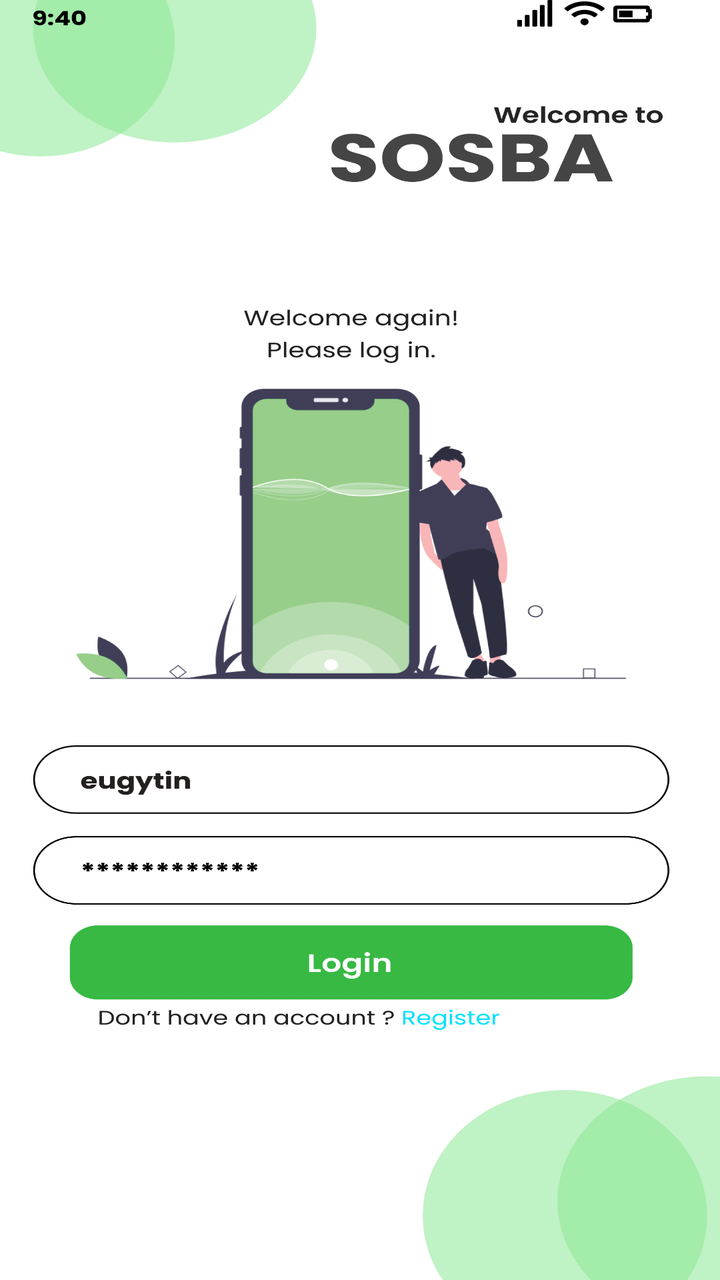
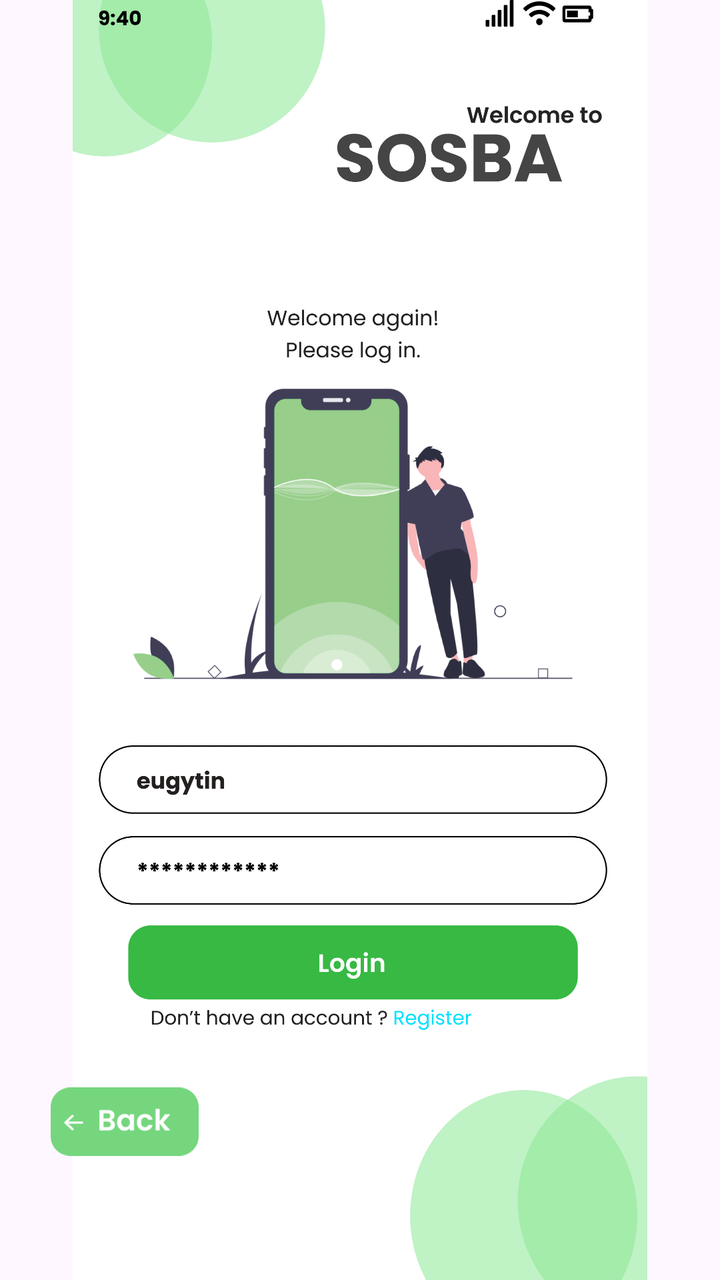

Before-and-after screenshots of an Android layout around one commit, followed by the original layout XML and the change that was made.
<!-- AndroidManifest.xml: application theme Theme.COMP2000HKSoftwareEngineeringAssessment -->
<!-- res/layout/activity_thirdactivity.xml -->
<?xml version="1.0" encoding="utf-8"?>
<androidx.constraintlayout.widget.ConstraintLayout xmlns:android="http://schemas.android.com/apk/res/android"
    xmlns:app="http://schemas.android.com/apk/res-auto"
    xmlns:tools="http://schemas.android.com/tools"
    android:id="@+id/main"
    android:layout_width="match_parent"
    android:layout_height="match_parent"
    tools:context=".thirdactivity">

    <ImageView
        android:id="@+id/iv_login_page"
        android:layout_width="match_parent"
        android:layout_height="match_parent"
        android:scaleType="fitXY"
        android:src="@drawable/managerlogin"
        app:layout_constraintBottom_toBottomOf="parent"
        app:layout_constraintEnd_toEndOf="parent"
        app:layout_constraintStart_toStartOf="parent"
        app:layout_constraintTop_toTopOf="parent" />

    <ImageButton
        android:id="@+id/btn_managerlogin"
        android:layout_width="0dp"
        android:layout_height="0dp"
        android:background="@android:color/transparent"
        app:layout_constraintBottom_toBottomOf="parent"
        app:layout_constraintDimensionRatio="1488:216"
        app:layout_constraintEnd_toEndOf="parent"
        app:layout_constraintHorizontal_bias="0.494"
        app:layout_constraintStart_toStartOf="parent"
        app:layout_constraintTop_toTopOf="parent"
        app:layout_constraintVertical_bias="0.763"
        app:layout_constraintWidth_percent="0.78" />

    <ImageButton
        android:id="@+id/btn_managerloginregister"
        android:layout_width="0dp"
        android:layout_height="0dp"
        android:background="@android:color/transparent"
        app:layout_constraintBottom_toBottomOf="parent"
        app:layout_constraintDimensionRatio="3:1"
        app:layout_constraintEnd_toEndOf="parent"
        app:layout_constraintHorizontal_bias="0.65"
        app:layout_constraintStart_toStartOf="parent"
        app:layout_constraintTop_toTopOf="parent"
        app:layout_constraintVertical_bias="0.804"
        app:layout_constraintWidth_percent="0.15 " />


</androidx.constraintlayout.widget.ConstraintLayout>
<!-- resources referenced by this layout -->
<resources>
  <!-- drawable managerlogin: png bitmap (drawable, 342798 bytes) -->
  <style name="Theme.COMP2000HKSoftwareEngineeringAssessment" parent="Base.Theme.COMP2000HKSoftwareEngineeringAssessment" />
  <style name="Base.Theme.COMP2000HKSoftwareEngineeringAssessment" parent="Theme.Material3.DayNight.NoActionBar">
          
          
      </style>
</resources>

<!-- the commit's change to res/layout/activity_thirdactivity.xml (unified diff, before → after) -->
@@ -11,7 +11,7 @@
         android:id="@+id/iv_login_page"
         android:layout_width="match_parent"
         android:layout_height="match_parent"
-        android:scaleType="fitXY"
+        android:scaleType="fitCenter"
         android:src="@drawable/managerlogin"
         app:layout_constraintBottom_toBottomOf="parent"
         app:layout_constraintEnd_toEndOf="parent"
@@ -46,5 +46,20 @@
         app:layout_constraintVertical_bias="0.804"
         app:layout_constraintWidth_percent="0.15 " />
 
+    <ImageButton
+        android:id="@+id/btn_back"
+        android:layout_width="74dp"
+        android:layout_height="53dp"
+        android:background="@android:color/transparent"
+        android:contentDescription="Back"
+        android:scaleType="fitCenter"
+        android:src="@drawable/backbutton"
+        app:layout_constraintBottom_toBottomOf="parent"
+        app:layout_constraintEnd_toEndOf="parent"
+        app:layout_constraintHorizontal_bias="0.089"
+        app:layout_constraintStart_toStartOf="parent"
+        app:layout_constraintTop_toTopOf="parent"
+        app:layout_constraintVertical_bias="0.91" />
+
 
 </androidx.constraintlayout.widget.ConstraintLayout>
<!-- resource entries referenced after the edit -->
@@ -1,5 +1,6 @@
 <!-- resources referenced by this layout -->
 <resources>
+  <!-- drawable backbutton: png bitmap (drawable, 3441 bytes) -->
   <!-- drawable managerlogin: png bitmap (drawable, 342798 bytes) -->
   <style name="Theme.COMP2000HKSoftwareEngineeringAssessment" parent="Base.Theme.COMP2000HKSoftwareEngineeringAssessment" />
   <style name="Base.Theme.COMP2000HKSoftwareEngineeringAssessment" parent="Theme.Material3.DayNight.NoActionBar">
